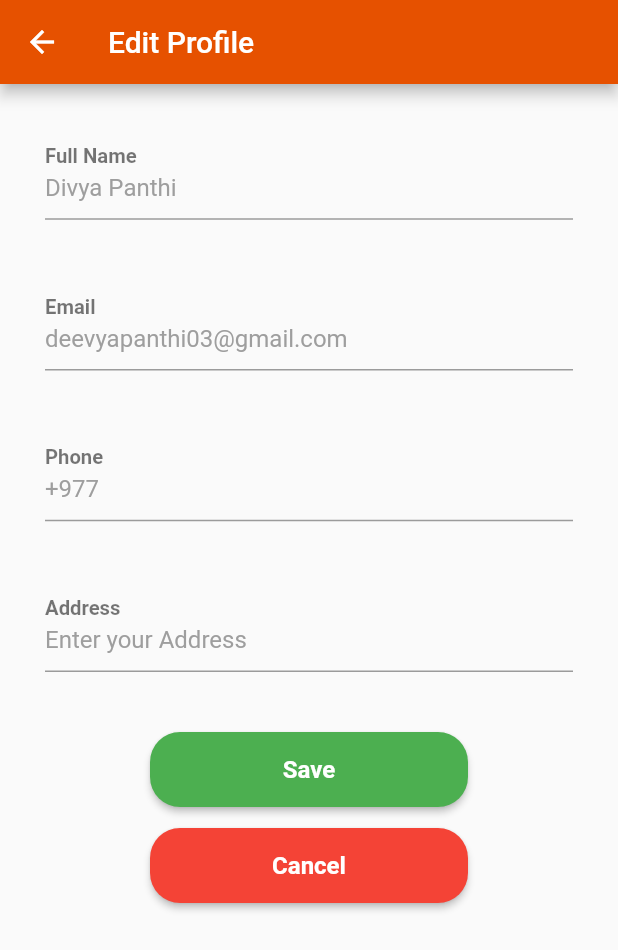
After one commit to divyapanthi/event_app_flutter, a Flutter app: the EditProfile screen opened directly, on a phone screen of 412 x 824 dp. The commit adds this screen. Shown: the top 950 px of the screen. Run offline on Flutter 3.47's test engine with Material 2 defaults, Android fonts, the phone set to English and light mode, and no system bars; our stand-ins replace firebase_auth, firebase_core, flutter_svg, google_sign_in; missing offline and left inert: flutter_login_facebook; accounts and stored records are empty; network calls fail.

Commit message:
Create Edit profile page and change password page UI

```diff
--- /dev/null
+++ b/lib/src/screens/edit_profile.dart
@@ -0,0 +1,83 @@
+import 'package:flutter/material.dart';
+import 'package:ui_designs/src/widgets/custom_submit_button.dart';
+import 'package:ui_designs/src/widgets/custom_textfield.dart';
+
+class EditProfile extends StatefulWidget {
+  const EditProfile({Key key}) : super(key: key);
+
+  @override
+  _EditProfileState createState() => _EditProfileState();
+}
+
+class _EditProfileState extends State<EditProfile> {
+  @override
+  Widget build(BuildContext context) {
+    return Scaffold(
+      resizeToAvoidBottomInset: false,
+      appBar: AppBar(
+        title: Text("Edit Profile"),
+        leading: IconButton(
+          icon: Icon(
+            Icons.arrow_back,
+            color: Colors.white,
+          ),
+          onPressed: (){
+            Navigator.of(context).pop();
+          },
+        ),
+      ),
+      body: Container(
+        padding: EdgeInsets.all(30),
+        child: Column(
+          children: [
+            CustomTextField(
+              labelText: "Full Name",
+              placeholder: 'Divya Panthi',
+              isPasswordTextField: false,
+            ),
+            CustomTextField(
+              labelText: "Email",
+              placeholder: "deevyapanthi03@gmail.com",
+              isPasswordTextField: false,
+                ),
+            CustomTextField(
+              labelText: "Phone",
+              placeholder: "+977",
+              isPasswordTextField: false,
+            ),
+            CustomTextField(
+              labelText: "Address",
+              placeholder: "Enter your Address",
+              isPasswordTextField: false,
+            ),
+
+            SubmitButton(buttonText: "Save", width: double.infinity , onPressed: () => Navigator.of(context).pop(),
+              btnStyle: ElevatedButton.styleFrom(
+                primary: Colors.green,
+                onPrimary: Colors.white,
+                shape: new RoundedRectangleBorder(
+                  borderRadius: new BorderRadius.circular(20.0),
+                )
+            )
+              ,),
+            SizedBox(height: 14,),
+            SubmitButton(buttonText: "Cancel", width: double.infinity, onPressed: () => Navigator.of(context).pop(),
+              btnStyle: ElevatedButton.styleFrom(
+                  primary: Colors.red,
+                  onPrimary: Colors.white,
+                  shape: new RoundedRectangleBorder(
+                    borderRadius: new BorderRadius.circular(20.0),
+                  )
+              ),
+            )
+
+          ],
+        )
+
+      ),
+
+      );
+  }
+
+
+}
--- a/lib/src/screens/login.dart
+++ b/lib/src/screens/login.dart
@@ -1,6 +1,7 @@
 import 'package:flutter/material.dart';
 import 'package:flutter_svg/flutter_svg.dart';
 import 'package:provider/provider.dart';
+import 'package:ui_designs/src/core/constant/custom_button_style.dart';
 import 'package:ui_designs/src/core/constant/custom_form_decoration.dart';
 import 'package:ui_designs/src/core/constant/custom_header_decoration.dart';
 import 'package:ui_designs/src/provider/auth_provider.dart';
@@ -113,10 +114,12 @@ class _LoginState extends State<Login> {
                             ),
                             SubmitButton(
                               buttonText: "Login",
+                              width: double.infinity,
                               onPressed: () {
                                 formkey.currentState.validate();
                                 Provider.of<AuthProvider>(context, listen: false).signUpWithEmailandPassword(email, password);
                               },
+                              btnStyle: CustomButtonStyle(),
                             ),
                             SizedBox(height: 16),
                             Text("Or login with", style: TextStyle(color: Colors.grey),),
--- a/lib/src/screens/signup.dart
+++ b/lib/src/screens/signup.dart
@@ -1,5 +1,6 @@
 import 'package:flutter/cupertino.dart';
 import 'package:flutter/material.dart';
+import 'package:ui_designs/src/core/constant/custom_button_style.dart';
 import 'package:ui_designs/src/core/constant/custom_form_decoration.dart';
 import 'package:ui_designs/src/core/constant/custom_header_decoration.dart';
 import 'package:ui_designs/src/screens/login.dart';
@@ -87,6 +88,8 @@ class _SignUpState extends State<SignUp> with GlobalValidator {
                           ),
                           SubmitButton(
                             buttonText: "Submit",
+                            btnStyle: CustomButtonStyle(),
+                            width: double.infinity,
                             onPressed: () {
                               if (!formkey.currentState.validate()) return;
                               formkey.currentState.save();
--- a/lib/src/widgets/custom_submit_button.dart
+++ b/lib/src/widgets/custom_submit_button.dart
@@ -3,15 +3,19 @@ import 'package:flutter/material.dart';
 class SubmitButton extends StatelessWidget {
   final String buttonText;
   final Function onPressed;
+  final double width;
+  final ButtonStyle btnStyle;
 
-  const SubmitButton({Key key, @required this.buttonText, this.onPressed})
+
+
+  const SubmitButton({Key key, @required this.buttonText, this.onPressed, this.width, this.btnStyle})
       : super(key: key);
 
   @override
   Widget build(BuildContext context) {
     return Container(
       height: 50,
-      width: double.infinity,
+      width: width,
       margin: EdgeInsets.symmetric(horizontal: 70),
       child: ElevatedButton(
         onPressed: onPressed,
@@ -19,13 +23,7 @@ class SubmitButton extends StatelessWidget {
           "$buttonText",
           style: TextStyle(fontWeight: FontWeight.bold, fontSize: 16),
         ),
-        style: ElevatedButton.styleFrom(
-          primary: Colors.orange[900],
-          onPrimary: Colors.white,
-          shape: new RoundedRectangleBorder(
-            borderRadius: new BorderRadius.circular(20.0),
-          ),
-        ),
+        style: btnStyle,
       ),
     );
   }
--- /dev/null
+++ b/lib/src/widgets/custom_textfield.dart
@@ -0,0 +1,55 @@
+import 'package:flutter/material.dart';
+
+class CustomTextField extends StatefulWidget {
+  final String labelText;
+  final String placeholder;
+  final bool isPasswordTextField;
+
+  const CustomTextField(
+  {Key key,
+  @required this.labelText,
+  @required this.placeholder,
+  this.isPasswordTextField,
+
+  }) : super(key: key);
+
+  @override
+  _CustomTextFieldState createState() => _CustomTextFieldState();
+}
+
+class _CustomTextFieldState extends State<CustomTextField> {
+
+  bool isObscurePassword = true;
+  @override
+  Widget build(BuildContext context) {
+    return Container(
+        padding: EdgeInsets.only(bottom:40),
+        child: TextField(
+          obscureText: widget.isPasswordTextField ? isObscurePassword : false,
+          decoration: InputDecoration(
+            suffixIcon: widget.isPasswordTextField ?
+                IconButton(
+                    icon: Icon(Icons.remove_red_eye, color: Colors.deepOrange,),
+                    onPressed:() {
+                      setState(() {
+                        isObscurePassword = !isObscurePassword;
+                      });
+                    }): null,
+              // contentPadding: EdgeInsets.only(bottom: 2),
+              labelText: widget.labelText,
+              labelStyle: TextStyle(
+                fontSize: 18,
+                fontWeight: FontWeight.bold,
+                color: Colors.black54,
+              ),
+              floatingLabelBehavior: FloatingLabelBehavior.always,
+              hintText: widget.placeholder,
+              hintStyle: TextStyle(
+                fontSize: 16,
+                color: Colors.grey,
+              )
+          ),
+        )
+    );
+  }
+}
--- a/lib/src/widgets/custom_textform_field.dart
+++ b/lib/src/widgets/custom_textform_field.dart
@@ -9,6 +9,7 @@ class CustomTextFormField extends StatelessWidget {
   final Function onChanged;
   final TextInputType keyboardType;
   final bool obscureText;
+
   const CustomTextFormField(
       {Key key,
       @required this.hintText,
```
Also changed, not shown: lib/src/core/constant/custom_button_style.dart (added, +11 -0 lines), lib/src/screens/change_password.dart (added, +63 -0 lines), lib/src/screens/choose_image_screen.dart (added, +38 -0 lines), lib/src/screens/profile_screen.dart (+83 -43 lines).
